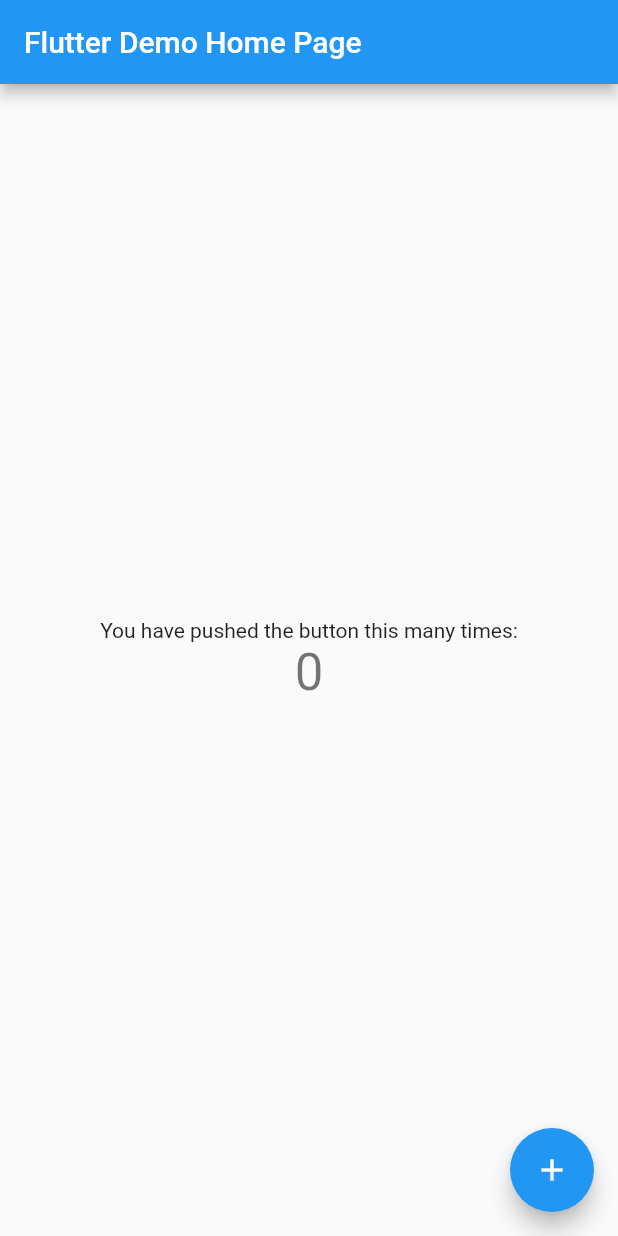
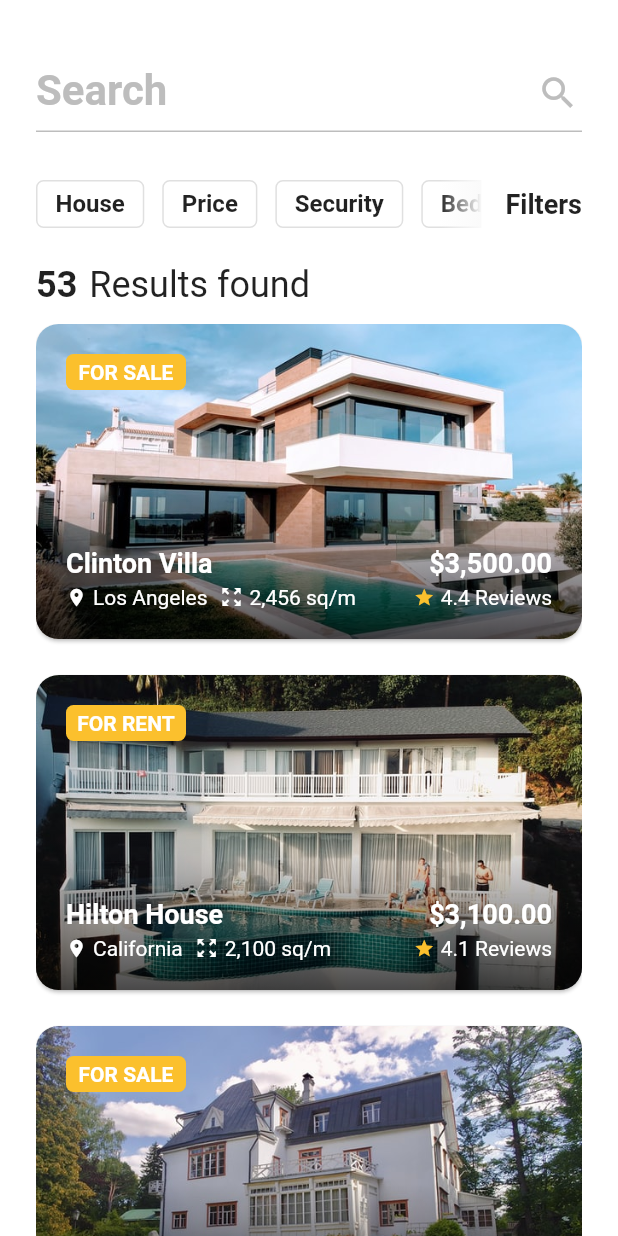
Before and after one commit to gerfagerfa/real_estate, a Flutter app: the screen it shows after launch, on a phone screen of 412 x 824 dp. Run offline on Flutter 3.47's test engine with Material 2 defaults, Android fonts, the phone set to English and light mode, and no system bars.

Commit message:
search finished

```diff
--- /dev/null
+++ b/lib/constants.dart
@@ -0,0 +1,10 @@
+import 'package:flutter/material.dart';
+
+LinearGradient kGradient = LinearGradient(
+  begin: Alignment.centerRight,
+  end: Alignment.centerLeft,
+  colors: [
+    Colors.white,
+    Colors.transparent,
+  ],
+);
--- /dev/null
+++ b/lib/data.dart
@@ -0,0 +1,63 @@
+import 'package:flutter/material.dart';
+
+class Property {
+
+  String label;
+  String name;
+  String price;
+  String location;
+  String sqm;
+  String review;
+  String frontImage;
+  List<String> images;
+
+  Property(this.label, this.name, this.price, this.location, this.sqm, this.review, this.frontImage, this.images);
+
+}
+
+List<Property> getPropertyList(){
+  return <Property>[
+    Property(
+      "SALE",
+      "Clinton Villa",
+      "3,500.00",
+      "Los Angeles",
+      "2,456",
+      "4.4",
+      "assets/images/house_01.jpg",
+      [
+        "assets/images/land_rover_0.png",
+        "assets/images/land_rover_1.png",
+        "assets/images/land_rover_2.png",
+      ],
+    ),
+    Property(
+      "RENT",
+      "Hilton House",
+      "3,100.00",
+      "California",
+      "2,100",
+      "4.1",
+      "assets/images/house_02.jpg",
+      [
+        "assets/images/land_rover_0.png",
+        "assets/images/land_rover_1.png",
+        "assets/images/land_rover_2.png",
+      ],
+    ),
+    Property(
+      "SALE",
+      "Ibe House",
+      "4,500.00",
+      "Florida",
+      "4,100",
+      "4.5",
+      "assets/images/house_03.jpg",
+      [
+        "assets/images/land_rover_0.png",
+        "assets/images/land_rover_1.png",
+        "assets/images/land_rover_2.png",
+      ],
+    ),
+  ];
+}
--- a/lib/main.dart
+++ b/lib/main.dart
@@ -1,4 +1,5 @@
 import 'package:flutter/material.dart';
+import 'package:real_estate/search.dart';
 
 void main() {
   runApp(MyApp());
@@ -11,107 +12,11 @@ class MyApp extends StatelessWidget {
     return MaterialApp(
       title: 'Flutter Demo',
       theme: ThemeData(
-        // This is the theme of your application.
-        //
-        // Try running your application with "flutter run". You'll see the
-        // application has a blue toolbar. Then, without quitting the app, try
-        // changing the primarySwatch below to Colors.green and then invoke
-        // "hot reload" (press "r" in the console where you ran "flutter run",
-        // or simply save your changes to "hot reload" in a Flutter IDE).
-        // Notice that the counter didn't reset back to zero; the application
-        // is not restarted.
         primarySwatch: Colors.blue,
-        // This makes the visual density adapt to the platform that you run
-        // the app on. For desktop platforms, the controls will be smaller and
-        // closer together (more dense) than on mobile platforms.
         visualDensity: VisualDensity.adaptivePlatformDensity,
       ),
-      home: MyHomePage(title: 'Flutter Demo Home Page'),
+      debugShowCheckedModeBanner: false,
+      home: Search(),
     );
   }
 }
-
-class MyHomePage extends StatefulWidget {
-  MyHomePage({Key key, this.title}) : super(key: key);
-
-  // This widget is the home page of your application. It is stateful, meaning
-  // that it has a State object (defined below) that contains fields that affect
-  // how it looks.
-
-  // This class is the configuration for the state. It holds the values (in this
-  // case the title) provided by the parent (in this case the App widget) and
-  // used by the build method of the State. Fields in a Widget subclass are
-  // always marked "final".
-
-  final String title;
-
-  @override
-  _MyHomePageState createState() => _MyHomePageState();
-}
-
-class _MyHomePageState extends State<MyHomePage> {
-  int _counter = 0;
-
-  void _incrementCounter() {
-    setState(() {
-      // This call to setState tells the Flutter framework that something has
-      // changed in this State, which causes it to rerun the build method below
-      // so that the display can reflect the updated values. If we changed
-      // _counter without calling setState(), then the build method would not be
-      // called again, and so nothing would appear to happen.
-      _counter++;
-    });
-  }
-
-  @override
-  Widget build(BuildContext context) {
-    // This method is rerun every time setState is called, for instance as done
-    // by the _incrementCounter method above.
-    //
-    // The Flutter framework has been optimized to make rerunning build methods
-    // fast, so that you can just rebuild anything that needs updating rather
-    // than having to individually change instances of widgets.
-    return Scaffold(
-      appBar: AppBar(
-        // Here we take the value from the MyHomePage object that was created by
-        // the App.build method, and use it to set our appbar title.
-        title: Text(widget.title),
-      ),
-      body: Center(
-        // Center is a layout widget. It takes a single child and positions it
-        // in the middle of the parent.
-        child: Column(
-          // Column is also a layout widget. It takes a list of children and
-          // arranges them vertically. By default, it sizes itself to fit its
-          // children horizontally, and tries to be as tall as its parent.
-          //
-          // Invoke "debug painting" (press "p" in the console, choose the
-          // "Toggle Debug Paint" action from the Flutter Inspector in Android
-          // Studio, or the "Toggle Debug Paint" command in Visual Studio Code)
-          // to see the wireframe for each widget.
-          //
-          // Column has various properties to control how it sizes itself and
-          // how it positions its children. Here we use mainAxisAlignment to
-          // center the children vertically; the main axis here is the vertical
-          // axis because Columns are vertical (the cross axis would be
-          // horizontal).
-          mainAxisAlignment: MainAxisAlignment.center,
-          children: <Widget>[
-            Text(
-              'You have pushed the button this many times:',
-            ),
-            Text(
-              '$_counter',
-              style: Theme.of(context).textTheme.headline4,
-            ),
-          ],
-        ),
-      ),
-      floatingActionButton: FloatingActionButton(
-        onPressed: _incrementCounter,
-        tooltip: 'Increment',
-        child: Icon(Icons.add),
-      ), // This trailing comma makes auto-formatting nicer for build methods.
-    );
-  }
-}
--- /dev/null
+++ b/lib/search.dart
@@ -0,0 +1,396 @@
+import 'package:flutter/material.dart';
+import 'package:real_estate/constants.dart';
+import 'package:real_estate/data.dart';
+
+class Search extends StatefulWidget {
+  @override
+  _SearchState createState() => _SearchState();
+}
+
+class _SearchState extends State<Search> {
+
+  List<Property> properties = getPropertyList();
+
+  @override
+  Widget build(BuildContext context) {
+    return Scaffold(
+      backgroundColor: Colors.white,
+      body: Column(
+        crossAxisAlignment: CrossAxisAlignment.start,
+        children: [
+
+          Padding(
+            padding: EdgeInsets.only(top: 36, left: 24, right: 24, bottom: 16),
+            child: TextField(
+              style: TextStyle(
+                fontSize: 28,
+                height: 1,
+                color: Colors.black,
+                fontWeight: FontWeight.bold,
+              ),
+              decoration: InputDecoration(
+                hintText: 'Search',
+                hintStyle: TextStyle(
+                  fontSize: 28,
+                  color: Colors.grey[400],
+                ),
+                enabledBorder: UnderlineInputBorder(
+                  borderSide: BorderSide(color: Colors.grey[400]),
+                ),
+                focusedBorder: UnderlineInputBorder(
+                  borderSide: BorderSide(color: Colors.grey[400]),
+                ),
+                border: UnderlineInputBorder(
+                  borderSide: BorderSide(color: Colors.grey[400]),
+                ),
+                suffixIcon: Padding(
+                  padding: EdgeInsets.only(left: 16),
+                  child: Icon(
+                    Icons.search,
+                    color: Colors.grey[400],
+                    size: 28,
+                  ),
+                ),
+              ),
+            ),
+          ),
+
+          Padding(
+            padding: EdgeInsets.only(top: 16),
+            child: Row(
+              mainAxisAlignment: MainAxisAlignment.spaceBetween,
+              children: [
+
+                Expanded(
+                  child: Container(
+                    height: 32,
+                    child: Stack(
+                      children: [
+
+                        ListView(
+                          physics: BouncingScrollPhysics(),
+                          scrollDirection: Axis.horizontal,
+                          children: [
+
+                            SizedBox(
+                              width: 24,
+                            ),
+                            buildFilter("House"),
+                            buildFilter("Price"),
+                            buildFilter("Security"),
+                            buildFilter("Bedrooms"),
+                            buildFilter("Garage"),
+                            buildFilter("Swimming Pool"),
+                            SizedBox(
+                              width: 8,
+                            ),
+
+                          ],
+                        ),
+
+                        Align(
+                          alignment: Alignment.centerRight,
+                          child: Container(
+                            width: 28,
+                            decoration: BoxDecoration(
+                              gradient: LinearGradient(
+                                begin: Alignment.centerRight,
+                                end: Alignment.centerLeft,
+                                stops: [0.0, 1.0],
+                                colors: [
+                                    Theme.of(context).scaffoldBackgroundColor,
+                                    Theme.of(context).scaffoldBackgroundColor.withOpacity(0.0),
+                                ],
+                              ),
+                            ),
+                          ),
+                        ),
+
+                      ],
+                    ),
+                  ),
+                ),
+
+                Padding(
+                  padding: EdgeInsets.only(left: 16, right: 24),
+                  child: Text(
+                    "Filters",
+                    style: TextStyle(
+                      fontSize: 18,
+                      fontWeight: FontWeight.bold,
+                    ),
+                  ),
+                ),
+
+              ],
+            ),
+          ),
+
+          Padding(
+            padding: EdgeInsets.only(right: 24, left: 24, top: 24, bottom: 12),
+            child: Row(
+              children: [
+
+                Text(
+                  "53",
+                  style: TextStyle(
+                    fontSize: 24,
+                    fontWeight: FontWeight.bold,
+                  ),
+                ),
+
+                SizedBox(
+                  width: 8,
+                ),
+
+                Text(
+                  "Results found",
+                  style: TextStyle(
+                    fontSize: 24,
+                  ),
+                ),
+
+              ],
+            ),
+          ),
+
+          Expanded(
+            child: Container(
+              padding: EdgeInsets.symmetric(horizontal: 24),
+              child: ListView(
+                physics: BouncingScrollPhysics(),
+                scrollDirection: Axis.vertical,
+                children: buildProperties(),
+              ),
+            ),
+          ),
+
+        ],
+      ),
+    );
+  }
+
+  Widget buildFilter(String filterName){
+    return Container(
+      padding: EdgeInsets.symmetric(horizontal: 12),
+      margin: EdgeInsets.only(right: 12),
+      decoration: BoxDecoration(
+        borderRadius: BorderRadius.all(
+          Radius.circular(5),
+        ),
+        border: Border.all(
+          color: Colors.grey[300],
+          width: 1,
+        )
+      ),
+      child: Center(
+        child: Text(
+          filterName,
+          style: TextStyle(
+            fontSize: 16,
+            fontWeight: FontWeight.bold,
+          ),
+        ),
+      ),
+    );
+  }
+
+  List<Widget> buildProperties(){
+    List<Widget> list = [];
+    for (var i = 0; i < properties.length; i++) {
+      list.add(buildProperty(properties[i], i));
+    }
+    return list;
+  }
+
+  Widget buildProperty(Property property, int index){
+    return GestureDetector(
+      onTap: () {
+        /*Navigator.push(
+          context,
+          MaterialPageRoute(builder: (context) => PropertyDetail(property: property)),
+        );*/
+      },
+      child: Card(
+        margin: EdgeInsets.only(bottom: 24),
+        clipBehavior: Clip.antiAlias,
+        shape: RoundedRectangleBorder(
+          borderRadius: BorderRadius.all(
+            Radius.circular(15),
+          ),
+        ),
+        child: Container(
+          height: 210,
+          decoration: BoxDecoration(
+            image: DecorationImage(
+              image: AssetImage(property.frontImage),
+              fit: BoxFit.cover,
+            ),
+          ),
+          child: Container(
+            padding: EdgeInsets.all(20),
+            decoration: BoxDecoration(
+              gradient: LinearGradient(
+                begin: Alignment.topCenter,
+                end: Alignment.bottomCenter,
+                stops: [0.5, 1.0],
+                colors: [
+                    Colors.transparent,
+                    Colors.black.withOpacity(0.7),
+                ],
+              ),
+            ),
+            child: Column(
+              crossAxisAlignment: CrossAxisAlignment.start,
+              children: [
+
+                Container(
+                  decoration: BoxDecoration(
+                    color: Colors.yellow[700],
+                    borderRadius: BorderRadius.all(
+                      Radius.circular(5),
+                    ),
+                  ),
+                  width: 80,
+                  padding: EdgeInsets.symmetric(vertical: 4,),
+                  child: Center(
+                    child: Text(
+                      "FOR " + property.label,
+                      style: TextStyle(
+                        color: Colors.white,
+                        fontSize: 14,
+                        fontWeight: FontWeight.bold,
+                      ),
+                    ),
+                  ),
+                ),
+
+                Expanded(
+                  child: Container(),
+                ),
+
+                Container(
+                  decoration: BoxDecoration(
+
+                  ),
+                  child: Column(
+                    children: [
+
+                      Row(
+                        mainAxisAlignment: MainAxisAlignment.spaceBetween,
+                        children: [
+
+                          Text(
+                            property.name,
+                            style: TextStyle(
+                              color: Colors.white,
+                              fontSize: 18,
+                              fontWeight: FontWeight.bold,
+                            ),
+                          ),
+
+                          Text(
+                            r"$" + property.price,
+                            style: TextStyle(
+                              color: Colors.white,
+                              fontSize: 18,
+                              fontWeight: FontWeight.bold,
+                            ),
+                          ),
+
+                        ],
+                      ),
+
+                      SizedBox(
+                        height: 4,
+                      ),
+
+                      Row(
+                        mainAxisAlignment: MainAxisAlignment.spaceBetween,
+                        children: [
+
+                          Row(
+                            children: [
+
+                              Icon(
+                                Icons.location_on,
+                                color: Colors.white,
+                                size: 14,
+                              ),
+
+                              SizedBox(
+                                width: 4,
+                              ),
+
+                              Text(
+                                property.location,
+                                style: TextStyle(
+                                  color: Colors.white,
+                                  fontSize: 14,
+                                ),
+                              ),
+
+                              SizedBox(
+                                width: 8,
+                              ),
+
+                              Icon(
+                                Icons.zoom_out_map,
+                                color: Colors.white,
+                                size: 16,
+                              ),
+
+                              SizedBox(
+                                width: 4,
+                              ),
+
+                              Text(
+                                property.sqm + " sq/m",
+                                style: TextStyle(
+                                  color: Colors.white,
+                                  fontSize: 14,
+                                ),
+                              ),
+
+                            ],
+                          ),
+
+                          Row(
+                            children: [
+
+                              Icon(
+                                Icons.star,
+                                color: Colors.yellow[700],
+                                size: 14,
+                              ),
+
+                              SizedBox(
+                                width: 4,
+                              ),
+
+                              Text(
+                                property.review + " Reviews",
+                                style: TextStyle(
+                                  color: Colors.white,
+                                  fontSize: 14,
+                                ),
+                              ),
+
+                            ],
+                          ),
+
+                        ],
+                      ),
+                    ],
+                  ),
+                ),
+
+              ],
+            ),
+          ),
+        ),
+      ),
+    );
+  }
+
+}
--- a/pubspec.yaml
+++ b/pubspec.yaml
@@ -45,8 +45,8 @@ flutter:
   uses-material-design: true
 
   # To add assets to your application, add an assets section, like this:
-  # assets:
-  #   - images/a_dot_burr.jpeg
+  assets:
+    - assets/images/
   #   - images/a_dot_ham.jpeg
 
   # An image asset can refer to one or more resolution-specific "variants", see
```
Also changed, not shown: assets/images/house_01.jpg (added), assets/images/house_02.jpg (added), assets/images/house_03.jpg (added), assets/images/house_04.jpg (added), assets/images/house_05.jpg (added), assets/images/house_06.jpg (added), assets/images/house_07.jpg (added), assets/images/house_08.jpg (added), 1 other file.
